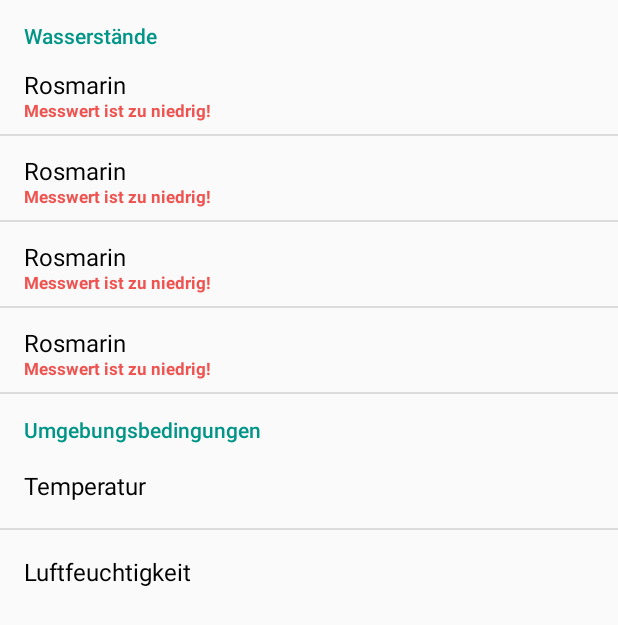
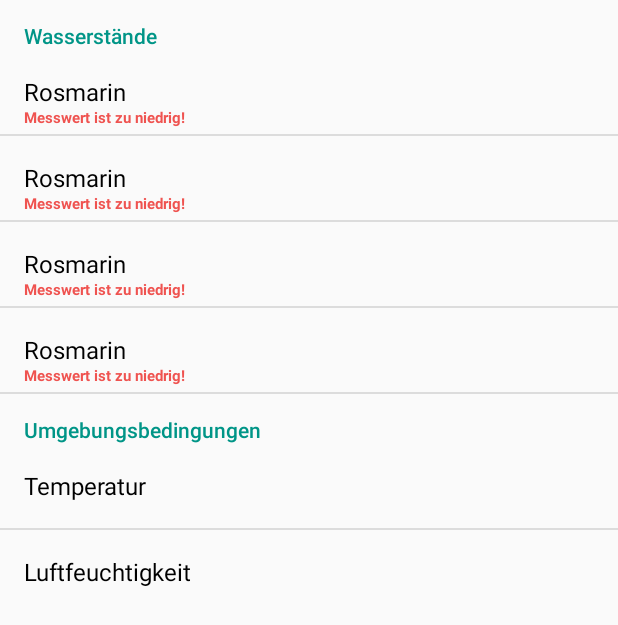
Before and after one commit to Florianisme/ArduinoIOT, an Android app: the layout activity_main.xml on its own in the app's theme, with its tools: preview values and no code run, on a phone screen of 412 x 824 dp. Shown: the top 625 px of the screen. Run offline under Robolectric (Android 15) with nearby library versions, the phone set to English and light mode, and no system bars.

Commit message:
Adjust layout

```diff
--- a/app/src/main/res/layout/plant.xml
+++ b/app/src/main/res/layout/plant.xml
@@ -14,6 +14,7 @@
             android:layout_height="wrap_content"
             android:layout_marginTop="12dp"
             android:layout_alignParentStart="true"
+            android:layout_centerVertical="true"
             android:layout_marginStart="16dp"
             android:gravity="center_vertical"
             android:text="Rosmarin"
@@ -35,11 +36,11 @@
             android:layout_width="match_parent"
             android:layout_height="wrap_content"
             android:layout_alignParentBottom="true"
-            android:layout_marginBottom="8dp"
+            android:layout_marginBottom="4dp"
             android:layout_marginStart="16dp"
             android:text="Messwert ist zu niedrig!"
             android:textColor="@color/value_warning"
-            android:textSize="11sp"
+            android:textSize="10sp"
             android:textStyle="bold" />
     </RelativeLayout>
 
```
